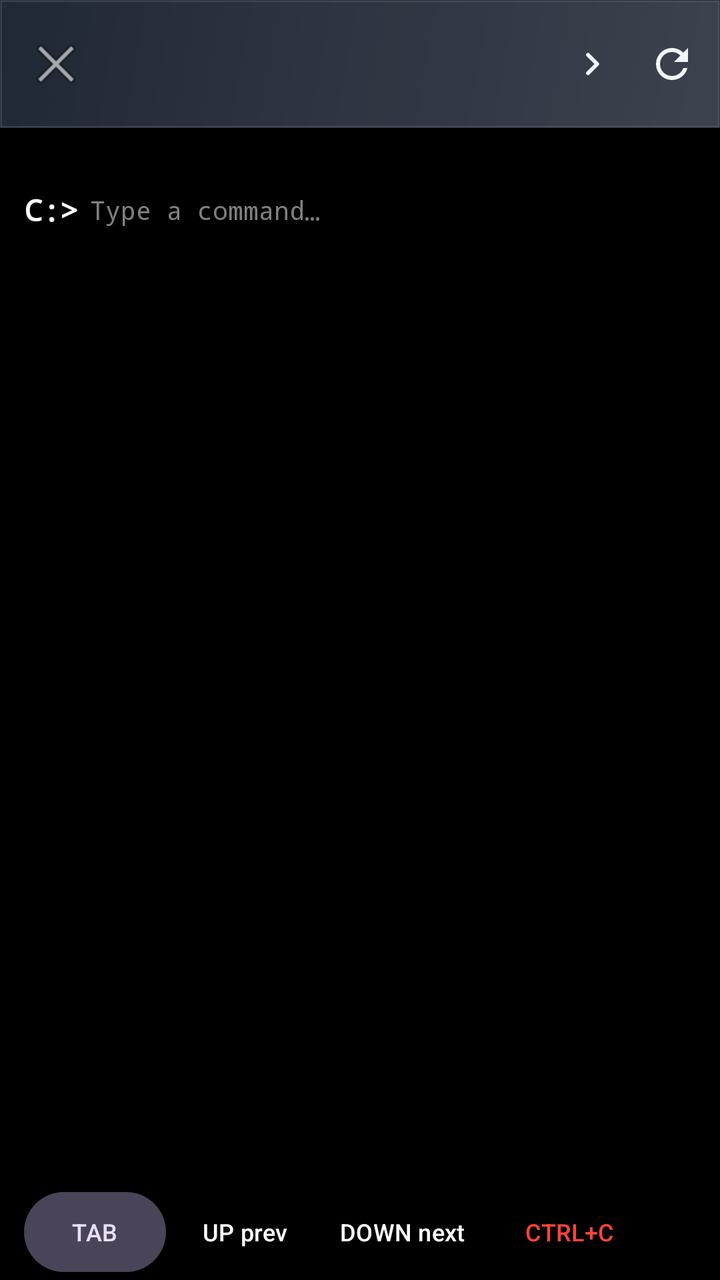
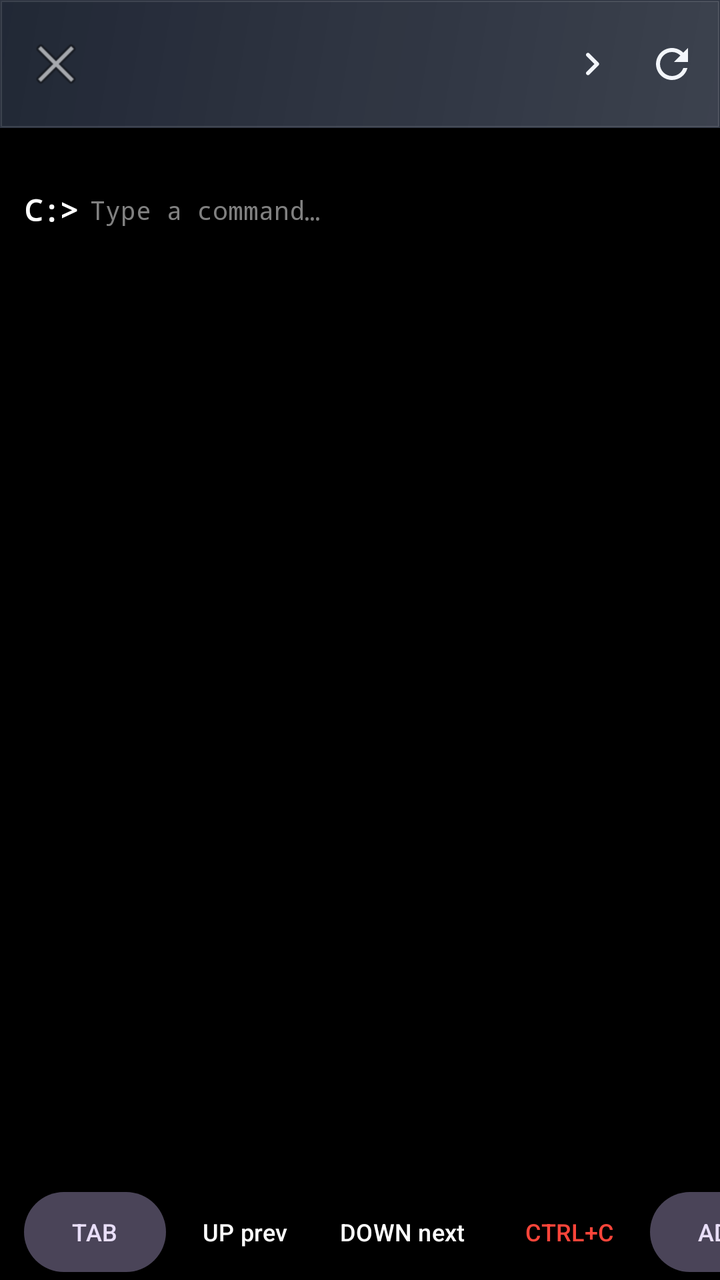

Before-and-after screenshots of an Android layout around one commit, followed by the original layout XML and the change that was made.
<!-- AndroidManifest.xml: application theme Theme.Mimo -->
<!-- res/layout/activity_shell.xml -->
<?xml version="1.0" encoding="utf-8"?>
<LinearLayout xmlns:android="http://schemas.android.com/apk/res/android"
    xmlns:app="http://schemas.android.com/apk/res-auto"
    android:layout_width="match_parent"
    android:layout_height="match_parent"
    android:background="@color/terminal_bg"
    android:orientation="vertical"
    android:focusable="true"
    android:focusableInTouchMode="true">

    <com.google.android.material.appbar.MaterialToolbar
        android:id="@+id/toolbar"
        android:layout_width="match_parent"
        android:layout_height="?attr/actionBarSize"
        android:background="@drawable/bg_bar_glass"
        android:title="@string/shell_title"
        app:navigationIcon="@android:drawable/ic_menu_close_clear_cancel"
        app:titleTextColor="@color/terminal_text">

        <ImageView
            android:id="@+id/btnClear"
            android:layout_width="40dp"
            android:layout_height="40dp"
            android:layout_gravity="end"
            android:layout_marginEnd="4dp"
            android:contentDescription="@string/shell_clear"
            android:padding="8dp"
            android:src="@drawable/ic_refresh" />

        <ImageView
            android:id="@+id/btnHistory"
            android:layout_width="40dp"
            android:layout_height="40dp"
            android:layout_gravity="end"
            android:contentDescription="@string/shell_history"
            android:padding="8dp"
            android:src="@drawable/ic_chevron" />
    </com.google.android.material.appbar.MaterialToolbar>

    <ScrollView
        android:id="@+id/outputScroll"
        android:layout_width="match_parent"
        android:layout_height="0dp"
        android:layout_weight="1"
        android:background="@color/terminal_bg"
        android:fillViewport="true">

        <LinearLayout
            android:layout_width="match_parent"
            android:layout_height="wrap_content"
            android:orientation="vertical">

            <TextView
                android:id="@+id/outputText"
                android:layout_width="match_parent"
                android:layout_height="wrap_content"
                android:fontFamily="monospace"
                android:padding="8dp"
                android:textColor="@color/terminal_text"
                android:textIsSelectable="true"
                android:textSize="11sp" />

            
            <LinearLayout
                android:id="@+id/inputRow"
                android:layout_width="match_parent"
                android:layout_height="wrap_content"
                android:gravity="center_vertical"
                android:orientation="horizontal"
                android:paddingStart="12dp"
                android:paddingEnd="12dp"
                android:paddingBottom="12dp">

                <TextView
                    android:id="@+id/promptText"
                    android:layout_width="wrap_content"
                    android:layout_height="wrap_content"
                    android:fontFamily="monospace"
                    android:text="@string/shell_prompt"
                    android:textColor="@color/terminal_prompt"
                    android:textSize="15sp"
                    android:textStyle="bold" />

                <EditText
                    android:id="@+id/commandInput"
                    android:layout_width="0dp"
                    android:layout_height="wrap_content"
                    android:layout_weight="1"
                    android:layout_marginStart="6dp"
                    android:background="@null"
                    android:fontFamily="monospace"
                    android:hint="@string/terminal_type_cmd"
                    android:imeOptions="flagNoExtractUi"
                    android:inputType="textNoSuggestions"
                    android:maxLines="1"
                    android:singleLine="true"
                    android:textColor="@color/terminal_text"
                    android:textColorHint="@color/terminal_dim"
                    android:textSize="13sp" />
            </LinearLayout>
        </LinearLayout>
    </ScrollView>

    <TextView
        android:id="@+id/statusText"
        android:layout_width="wrap_content"
        android:layout_height="wrap_content"
        android:layout_marginStart="16dp"
        android:layout_marginTop="4dp"
        android:textColor="@color/terminal_dim"
        android:textSize="12sp" />

    <HorizontalScrollView
        android:id="@+id/suggestionStrip"
        android:layout_width="match_parent"
        android:layout_height="wrap_content"
        android:layout_marginTop="2dp"
        android:scrollbars="none"
        android:visibility="gone">

        <LinearLayout
            android:id="@+id/suggestionRow"
            android:layout_width="wrap_content"
            android:layout_height="wrap_content"
            android:orientation="horizontal"
            android:paddingHorizontal="12dp" />
    </HorizontalScrollView>

    <HorizontalScrollView
        android:id="@+id/keysStrip"
        android:layout_width="match_parent"
        android:layout_height="wrap_content"
        android:layout_marginTop="4dp"
        android:scrollbars="none">

        <LinearLayout
            android:layout_width="wrap_content"
            android:layout_height="wrap_content"
            android:orientation="horizontal"
            android:paddingHorizontal="12dp">

            <com.google.android.material.button.MaterialButton
                android:id="@+id/btnKeyTab"
                style="@style/Widget.Material3.Button.TonalButton"
                android:layout_width="wrap_content"
                android:layout_height="wrap_content"
                android:minWidth="0dp"
                android:text="@string/key_tab"
                android:textSize="12sp" />

            <com.google.android.material.button.MaterialButton
                android:id="@+id/btnKeyUp"
                style="@style/Widget.Material3.Button.TextButton"
                android:layout_width="wrap_content"
                android:layout_height="wrap_content"
                android:layout_marginStart="6dp"
                android:minWidth="0dp"
                android:text="@string/key_up"
                android:textColor="@color/terminal_prompt"
                android:textSize="12sp" />

            <com.google.android.material.button.MaterialButton
                android:id="@+id/btnKeyDown"
                style="@style/Widget.Material3.Button.TextButton"
                android:layout_width="wrap_content"
                android:layout_height="wrap_content"
                android:layout_marginStart="2dp"
                android:minWidth="0dp"
                android:text="@string/key_down"
                android:textColor="@color/terminal_prompt"
                android:textSize="12sp" />

            <com.google.android.material.button.MaterialButton
                android:id="@+id/btnKeyCtrlC"
                style="@style/Widget.Material3.Button.TextButton"
                android:layout_width="wrap_content"
                android:layout_height="wrap_content"
                android:layout_marginStart="6dp"
                android:minWidth="0dp"
                android:text="@string/key_ctrl_c"
                android:textColor="@color/error_red"
                android:textSize="12sp" />
        </LinearLayout>
    </HorizontalScrollView>
</LinearLayout>
<!-- resources referenced by this layout -->
<resources>
  <color name="error_red">#FF453A</color>
  <color name="terminal_bg">#000000</color>
  <color name="terminal_dim">#808080</color>
  <color name="terminal_prompt">#FFFFFF</color>
  <color name="terminal_text">#FFFFFF</color>
  <!-- drawable bg_bar_glass (drawable) -->
  <?xml version="1.0" encoding="utf-8"?>
  <layer-list xmlns:android="http://schemas.android.com/apk/res/android">
      <item>
          <shape android:shape="rectangle">
              <solid android:color="?attr/colorSurfaceContainer" />
          </shape>
      </item>
      <item android:drawable="@drawable/bg_glass_bar" />
  </layer-list>
  <!-- drawable ic_chevron (drawable) -->
  <?xml version="1.0" encoding="utf-8"?>
  <vector xmlns:android="http://schemas.android.com/apk/res/android"
      android:width="24dp"
      android:height="24dp"
      android:viewportWidth="24"
      android:viewportHeight="24"
      android:tint="?attr/colorOnSurface">
      <path
          android:fillColor="#FFFFFF"
          android:pathData="M9.29,6.71c-0.39,0.39 -0.39,1.02 0,1.41L13.17,12l-3.88,3.88c-0.39,0.39 -0.39,1.02 0,1.41s1.02,0.39 1.41,0l4.59,-4.59c0.39,-0.39 0.39,-1.02 0,-1.41L10.7,6.71c-0.39,-0.39 -1.02,-0.39 -1.41,0z" />
  </vector>
  <!-- drawable ic_refresh (drawable) -->
  <?xml version="1.0" encoding="utf-8"?>
  <vector xmlns:android="http://schemas.android.com/apk/res/android"
      android:width="24dp"
      android:height="24dp"
      android:viewportWidth="24"
      android:viewportHeight="24"
      android:tint="?attr/colorOnSurface">
      <path
          android:fillColor="#FFFFFF"
          android:pathData="M17.65,6.35C16.2,4.9 14.21,4 12,4c-4.42,0 -7.99,3.58 -7.99,8s3.57,8 7.99,8c3.73,0 6.84,-2.55 7.73,-6h-2.08c-0.82,2.33 -3.04,4 -5.65,4 -3.31,0 -6,-2.69 -6,-6s2.69,-6 6,-6c1.66,0 3.14,0.69 4.22,1.78L13,11h7L20,4l-2.35,2.35z" />
  </vector>
  <string name="key_ctrl_c">CTRL+C</string>
  <string name="key_down">DOWN next</string>
  <string name="key_tab">TAB</string>
  <string name="key_up">UP prev</string>
  <string name="shell_clear">Clear</string>
  <string name="shell_history">History</string>
  <string name="shell_prompt">C:\&gt;</string>
  <string name="shell_title">Shell</string>
  <string name="terminal_type_cmd">Type a command…</string>
  <!-- drawable bg_glass_bar (drawable) -->
  <?xml version="1.0" encoding="utf-8"?>
  <shape xmlns:android="http://schemas.android.com/apk/res/android"
      android:shape="rectangle">
      <gradient
          android:angle="135"
          android:endColor="#14FFFFFF"
          android:startColor="#30FFFFFF" />
      <stroke
          android:width="1dp"
          android:color="#22FFFFFF" />
  </shape>
  <color name="primary">#0A84FF</color>
  <color name="on_primary">#FFFFFF</color>
  <color name="primary_container">#0D3559</color>
  <color name="secondary">#30D158</color>
  <color name="surface">#05070D</color>
  <color name="on_surface">#F2F5FA</color>
  <color name="surface_container">#0E1524</color>
  <color name="surface_variant">#1A2338</color>
  <!-- drawable bg_app_bg (drawable) -->
  <?xml version="1.0" encoding="utf-8"?>
  <layer-list xmlns:android="http://schemas.android.com/apk/res/android">
      <item>
          <shape android:shape="rectangle">
              <solid android:color="@color/surface" />
          </shape>
      </item>
      
      <item android:gravity="top">
          <shape android:shape="rectangle">
              <gradient
                  android:angle="270"
                  android:startColor="#14084FF6"
                  android:endColor="#00000000" />
          </shape>
      </item>
      
      <item android:gravity="bottom">
          <shape android:shape="rectangle">
              <gradient
                  android:angle="90"
                  android:startColor="#0D0A84FF"
                  android:endColor="#00000000" />
          </shape>
      </item>
  </layer-list>
  <style name="WindowAnim.Push" parent="android:Animation">
          <item name="android:windowEnterAnimation">@anim/push_in</item>
          <item name="android:windowExitAnimation">@anim/push_out</item>
      </style>
  <!-- unchanged entries left out for length: 1 -->
</resources>

<!-- the commit's change to res/layout/activity_shell.xml (unified diff, before → after) -->
@@ -180,6 +180,16 @@
                 android:text="@string/key_ctrl_c"
                 android:textColor="@color/error_red"
                 android:textSize="12sp" />
+
+            <com.google.android.material.button.MaterialButton
+                android:id="@+id/btnAdmin"
+                style="@style/Widget.Material3.Button.TonalButton"
+                android:layout_width="wrap_content"
+                android:layout_height="wrap_content"
+                android:layout_marginStart="6dp"
+                android:minWidth="0dp"
+                android:text="ADMIN"
+                android:textSize="12sp" />
         </LinearLayout>
     </HorizontalScrollView>
 </LinearLayout>
